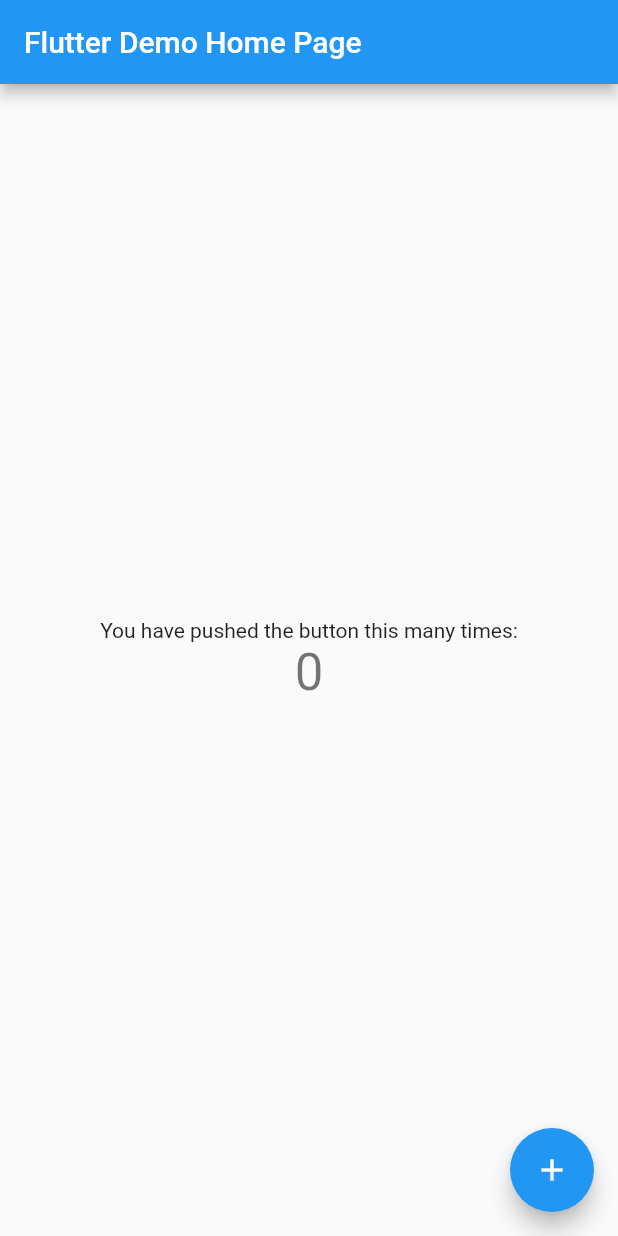
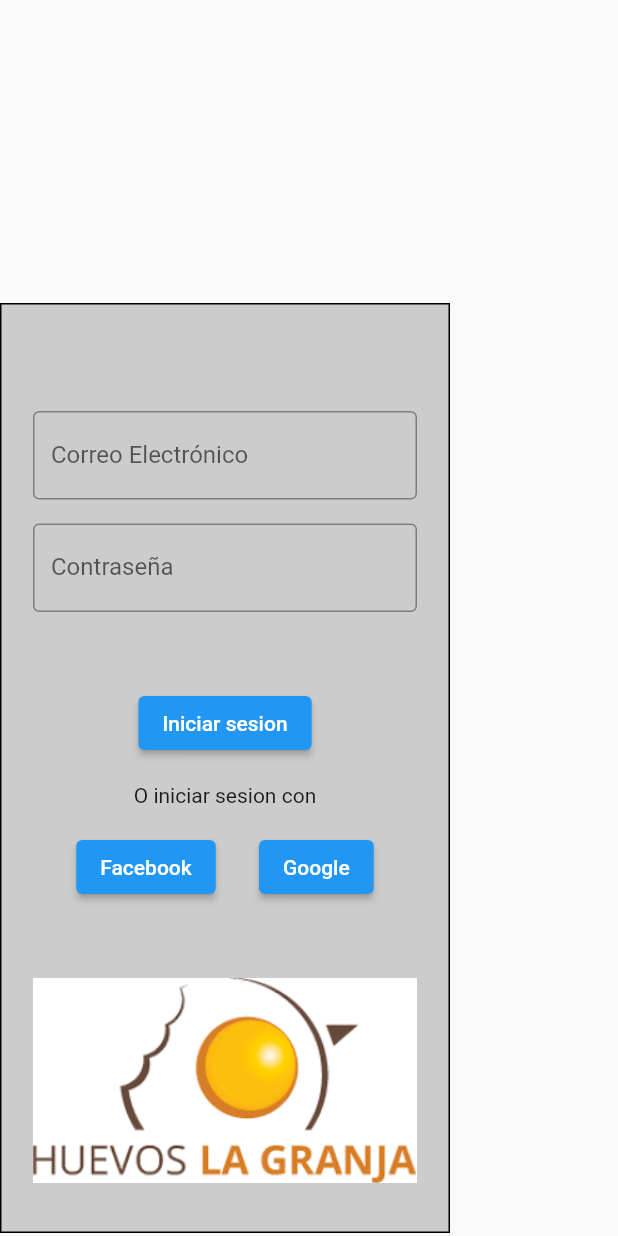
Before and after one commit to pedromelendezrivera/utp_ciclo4, a Flutter app: the screen it shows after launch, on a phone screen of 412 x 824 dp. Run offline on Flutter 3.47's test engine with Material 2 defaults, Android fonts, the phone set to English and light mode, and no system bars.

Commit message:
creacion del login

```diff
--- a/huevos_la_granja/lib/main.dart
+++ b/huevos_la_granja/lib/main.dart
@@ -1,115 +1,10 @@
 import 'package:flutter/material.dart';
 
+import 'pages/auth/login.dart';
+
 void main() {
-  runApp(const MyApp());
+  runApp(const MaterialApp(
+    title: "Ventas a domicilio",
+    home: LoginPage(),
+  ));
 }
-
-class MyApp extends StatelessWidget {
-  const MyApp({super.key});
-
-  // This widget is the root of your application.
-  @override
-  Widget build(BuildContext context) {
-    return MaterialApp(
-      title: 'Flutter Demo',
-      theme: ThemeData(
-        // This is the theme of your application.
-        //
-        // Try running your application with "flutter run". You'll see the
-        // application has a blue toolbar. Then, without quitting the app, try
-        // changing the primarySwatch below to Colors.green and then invoke
-        // "hot reload" (press "r" in the console where you ran "flutter run",
-        // or simply save your changes to "hot reload" in a Flutter IDE).
-        // Notice that the counter didn't reset back to zero; the application
-        // is not restarted.
-        primarySwatch: Colors.blue,
-      ),
-      home: const MyHomePage(title: 'Flutter Demo Home Page'),
-    );
-  }
-}
-
-class MyHomePage extends StatefulWidget {
-  const MyHomePage({super.key, required this.title});
-
-  // This widget is the home page of your application. It is stateful, meaning
-  // that it has a State object (defined below) that contains fields that affect
-  // how it looks.
-
-  // This class is the configuration for the state. It holds the values (in this
-  // case the title) provided by the parent (in this case the App widget) and
-  // used by the build method of the State. Fields in a Widget subclass are
-  // always marked "final".
-
-  final String title;
-
-  @override
-  State<MyHomePage> createState() => _MyHomePageState();
-}
-
-class _MyHomePageState extends State<MyHomePage> {
-  int _counter = 0;
-
-  void _incrementCounter() {
-    setState(() {
-      // This call to setState tells the Flutter framework that something has
-      // changed in this State, which causes it to rerun the build method below
-      // so that the display can reflect the updated values. If we changed
-      // _counter without calling setState(), then the build method would not be
-      // called again, and so nothing would appear to happen.
-      _counter++;
-    });
-  }
-
-  @override
-  Widget build(BuildContext context) {
-    // This method is rerun every time setState is called, for instance as done
-    // by the _incrementCounter method above.
-    //
-    // The Flutter framework has been optimized to make rerunning build methods
-    // fast, so that you can just rebuild anything that needs updating rather
-    // than having to individually change instances of widgets.
-    return Scaffold(
-      appBar: AppBar(
-        // Here we take the value from the MyHomePage object that was created by
-        // the App.build method, and use it to set our appbar title.
-        title: Text(widget.title),
-      ),
-      body: Center(
-        // Center is a layout widget. It takes a single child and positions it
-        // in the middle of the parent.
-        child: Column(
-          // Column is also a layout widget. It takes a list of children and
-          // arranges them vertically. By default, it sizes itself to fit its
-          // children horizontally, and tries to be as tall as its parent.
-          //
-          // Invoke "debug painting" (press "p" in the console, choose the
-          // "Toggle Debug Paint" action from the Flutter Inspector in Android
-          // Studio, or the "Toggle Debug Paint" command in Visual Studio Code)
-          // to see the wireframe for each widget.
-          //
-          // Column has various properties to control how it sizes itself and
-          // how it positions its children. Here we use mainAxisAlignment to
-          // center the children vertically; the main axis here is the vertical
-          // axis because Columns are vertical (the cross axis would be
-          // horizontal).
-          mainAxisAlignment: MainAxisAlignment.center,
-          children: <Widget>[
-            const Text(
-              'You have pushed the button this many times:',
-            ),
-            Text(
-              '$_counter',
-              style: Theme.of(context).textTheme.headline4,
-            ),
-          ],
-        ),
-      ),
-      floatingActionButton: FloatingActionButton(
-        onPressed: _incrementCounter,
-        tooltip: 'Increment',
-        child: const Icon(Icons.add),
-      ), // This trailing comma makes auto-formatting nicer for build methods.
-    );
-  }
-}
--- /dev/null
+++ b/huevos_la_granja/lib/pages/auth/login.dart
@@ -0,0 +1,94 @@
+import 'package:flutter/material.dart';
+
+class LoginPage extends StatelessWidget {
+  const LoginPage({super.key});
+
+  @override
+  Widget build(BuildContext context) {
+    return Scaffold(
+      body: Column(mainAxisAlignment: MainAxisAlignment.center, children: [
+        const SizedBox(
+          height: 200,
+        ),
+        Container(
+          width: 300,
+          height: 620,
+          padding: const EdgeInsets.all(5.0),
+          alignment: Alignment.centerRight,
+          decoration: BoxDecoration(
+            color: Color.fromARGB(255, 204, 204, 204),
+            border: Border.all(),
+          ),
+          child: Padding(
+            padding: const EdgeInsets.all(16.0),
+            child: Column(
+              children: [
+//            Image.asset("assets/images/pie.png"),
+                const SizedBox(
+                  height: 50,
+                ),
+                //       Flexible(
+                //        child: SingleChildScrollView(
+                //           child: Column(
+                Column(
+                  children: [
+                    const TextField(
+                      obscureText: false,
+                      decoration: InputDecoration(
+                        border: OutlineInputBorder(),
+                        labelText: 'Correo Electrónico',
+                      ),
+                    ),
+                    const SizedBox(
+                      height: 16,
+                    ),
+                    const TextField(
+                      obscureText: true,
+                      decoration: InputDecoration(
+                        border: OutlineInputBorder(),
+                        labelText: 'Contraseña',
+                      ),
+                    ),
+                    const SizedBox(
+                      height: 50,
+                    ),
+                    ElevatedButton(
+                      child: const Text("Iniciar sesion"),
+                      onPressed: () {},
+                    ),
+                    const SizedBox(
+                      height: 16,
+                    ),
+                    const Text("O iniciar sesion con"),
+                    const SizedBox(
+                      height: 16,
+                    ),
+                    Row(
+                      mainAxisAlignment: MainAxisAlignment.spaceEvenly,
+                      children: [
+                        ElevatedButton(
+                          child: const Text("Facebook"),
+                          onPressed: () {},
+                        ),
+                        ElevatedButton(
+                          child: const Text("Google"),
+                          onPressed: () {},
+                        ),
+                      ],
+                    ),
+                  ],
+                ),
+                //     ),
+                //   ),
+                const SizedBox(
+                  height: 50,
+                ),
+                Image.asset("assets/images/inicio.png"),
+              ],
+            ),
+          ),
+        ),
+      ]),
+    );
+  }
+}
--- a/huevos_la_granja/pubspec.yaml
+++ b/huevos_la_granja/pubspec.yaml
@@ -63,6 +63,11 @@ flutter:
   # assets:
   #   - images/a_dot_burr.jpeg
   #   - images/a_dot_ham.jpeg
+  assets:
+    - assets/images/ventas.jpg
+    - assets/images/pie.png
+    - assets/images/inicio.png
+
 
   # An image asset can refer to one or more resolution-specific "variants", see
   # https://flutter.dev/assets-and-images/#resolution-aware
```
Also changed, not shown: huevos_la_granja/assets/images/inicio.png (added), huevos_la_granja/assets/images/pie.png (added), huevos_la_granja/assets/images/ventas.jpg (added), 2 other files.
